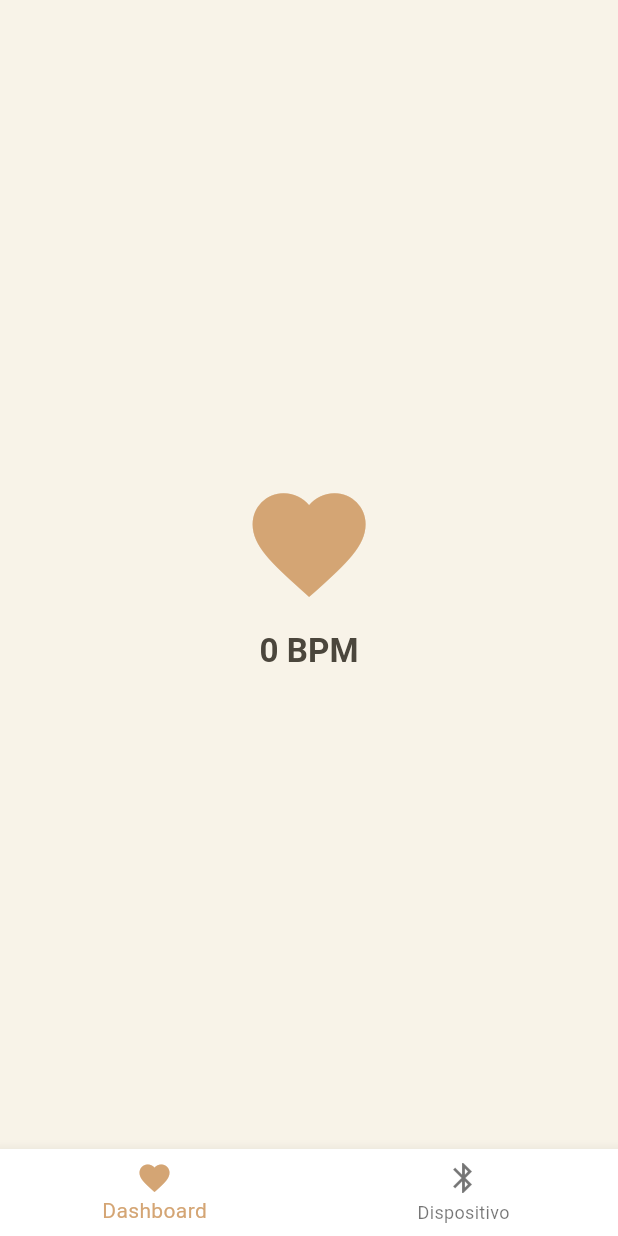
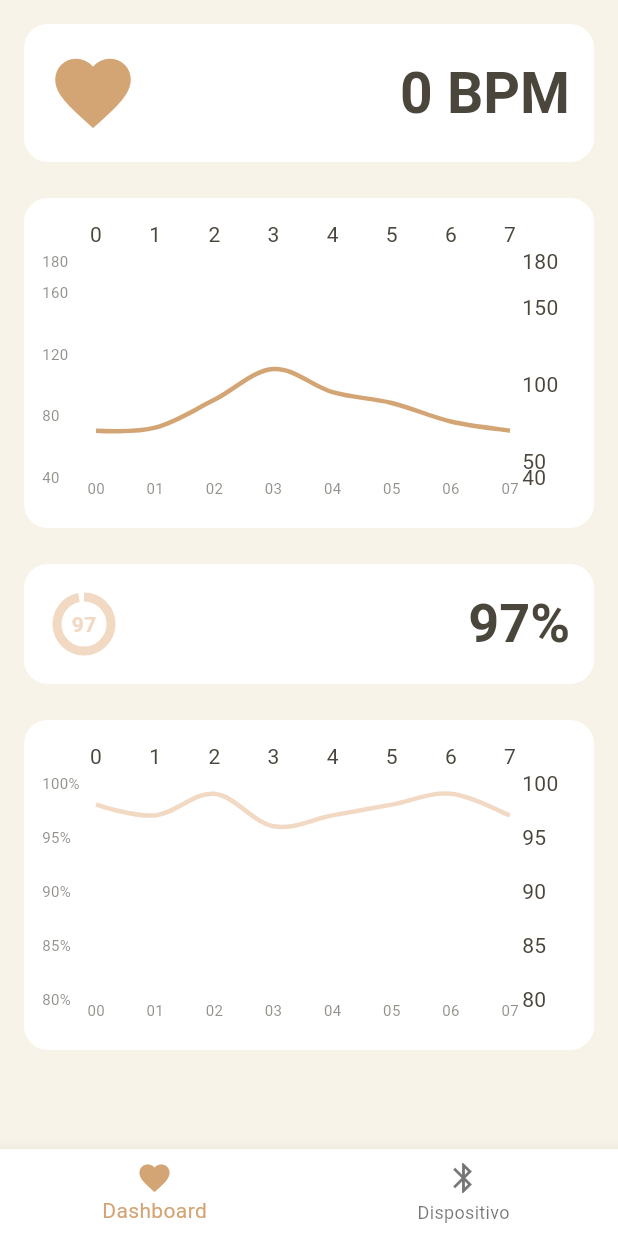
Before and after one commit to PabloElviraCalatayud/DAS_Detector_Apneas, a Flutter app: the DashboardScreen screen opened by its route, on a phone screen of 412 x 824 dp. Run offline on Flutter 3.47's test engine with Material 3 defaults, Android fonts, the phone set to English and light mode, and no system bars; drawn by our look-alikes of fl_chart; our stand-ins replace flutter_svg, permission_handler; missing offline and left inert: flutter_reactive_ble.

Commit message:
Implementado widget SpO2

```diff
--- /dev/null
+++ b/app_movil_sbc/lib/common/charts/heart_rate_chart.dart
@@ -0,0 +1,75 @@
+import 'package:fl_chart/fl_chart.dart';
+import 'package:flutter/material.dart';
+
+class HeartRateChartWidget extends StatelessWidget {
+  final List<int> data;
+  final List<int> hours;
+
+  const HeartRateChartWidget({
+    super.key,
+    required this.data,
+    required this.hours,
+  });
+
+  @override
+  Widget build(BuildContext context) {
+    return Container(
+      height: 220,
+      padding: const EdgeInsets.all(12),
+      decoration: BoxDecoration(
+        color: Theme.of(context).colorScheme.surface,
+        borderRadius: BorderRadius.circular(16),
+      ),
+      child: LineChart(
+        LineChartData(
+          minY: 40,
+          maxY: 180,
+          gridData: FlGridData(show: false),
+          borderData: FlBorderData(show: false),
+          titlesData: FlTitlesData(
+            leftTitles: AxisTitles(
+              sideTitles: SideTitles(
+                showTitles: true,
+                interval: 40,
+                reservedSize: 36,
+                getTitlesWidget: (v, _) => Text(
+                  "${v.toInt()}",
+                  style: TextStyle(
+                    fontSize: 10,
+                    color: Theme.of(context).colorScheme.onSurface.withOpacity(0.6),
+                  ),
+                ),
+              ),
+            ),
+            bottomTitles: AxisTitles(
+              sideTitles: SideTitles(
+                showTitles: true,
+                interval: 1,
+                getTitlesWidget: (v, _) {
+                  if (v < 0 || v >= hours.length) return const SizedBox.shrink();
+                  return Text(
+                    hours[v.toInt()].toString().padLeft(2, '0'),
+                    style: TextStyle(
+                      fontSize: 10,
+                      color: Theme.of(context).colorScheme.onSurface.withOpacity(0.6),
+                    ),
+                  );
+                },
+              ),
+            ),
+          ),
+          lineBarsData: [
+            LineChartBarData(
+              spots: List.generate(data.length, (i) =>
+                  FlSpot(i.toDouble(), data[i].toDouble())),
+              isCurved: true,
+              barWidth: 3,
+              dotData: const FlDotData(show: false),
+              color: Theme.of(context).colorScheme.primary,
+            ),
+          ],
+        ),
+      ),
+    );
+  }
+}
--- /dev/null
+++ b/app_movil_sbc/lib/common/charts/oxygen_chart.dart
@@ -0,0 +1,79 @@
+import 'package:fl_chart/fl_chart.dart';
+import 'package:flutter/material.dart';
+
+class OxygenChartWidget extends StatelessWidget {
+  final List<int> data;
+  final List<int> hours;
+
+  const OxygenChartWidget({
+    super.key,
+    required this.data,
+    required this.hours,
+  });
+
+  @override
+  Widget build(BuildContext context) {
+    return Container(
+      height: 220,
+      padding: const EdgeInsets.all(12),
+      decoration: BoxDecoration(
+        color: Theme.of(context).colorScheme.surface,
+        borderRadius: BorderRadius.circular(16),
+      ),
+      child: LineChart(
+        LineChartData(
+          minY: 80,
+          maxY: 100,
+          gridData: FlGridData(show: false),
+          borderData: FlBorderData(show: false),
+
+          titlesData: FlTitlesData(
+            leftTitles: AxisTitles(
+              sideTitles: SideTitles(
+                showTitles: true,
+                interval: 5,
+                reservedSize: 36,
+                getTitlesWidget: (v, _) {
+                  return Text(
+                    "${v.toInt()}%",
+                    style: TextStyle(
+                      fontSize: 10,
+                      color: Theme.of(context).colorScheme.onSurface.withOpacity(0.6),
+                    ),
+                  );
+                },
+              ),
+            ),
+            bottomTitles: AxisTitles(
+              sideTitles: SideTitles(
+                showTitles: true,
+                interval: 1,
+                getTitlesWidget: (v, _) {
+                  if (v < 0 || v >= hours.length) return const SizedBox.shrink();
+                  return Text(
+                    hours[v.toInt()].toString().padLeft(2,'0'),
+                    style: TextStyle(
+                      fontSize: 10,
+                      color: Theme.of(context).colorScheme.onSurface.withOpacity(0.6),
+                    ),
+                  );
+                },
+              ),
+            ),
+          ),
+
+          lineBarsData: [
+            LineChartBarData(
+              spots: List.generate(data.length, (i) =>
+                  FlSpot(i.toDouble(), data[i].toDouble())),
+              isCurved: true,
+              barWidth: 3,
+              dotData: const FlDotData(show: false),
+              color: Theme.of(context).colorScheme.secondary,
+            ),
+          ],
+        ),
+      ),
+    );
+  }
+}
--- a/app_movil_sbc/lib/common/widgets/heartbeat_widget.dart
+++ b/app_movil_sbc/lib/common/widgets/heartbeat_widget.dart
@@ -11,9 +11,9 @@ class HeartBeatWidget extends StatefulWidget {
 
 class _HeartBeatWidgetState extends State<HeartBeatWidget>
     with SingleTickerProviderStateMixin {
+
   late AnimationController _controller;
   late Animation<double> _scaleAnimation;
-
   int bpm = 0;
 
   @override
@@ -22,52 +22,59 @@ class _HeartBeatWidgetState extends State<HeartBeatWidget>
 
     _controller = AnimationController(
       vsync: this,
-      duration: const Duration(milliseconds: 1000),
+      duration: const Duration(milliseconds: 900),
     )..repeat(reverse: true);
 
-    _scaleAnimation = Tween<double>(begin: 1.0, end: 1.25).animate(
-      CurvedAnimation(parent: _controller, curve: Curves.easeInOut),
-    );
+    _scaleAnimation = Tween(begin: 1.0, end: 1.25)
+        .animate(CurvedAnimation(parent: _controller, curve: Curves.easeInOut));
   }
 
-  void _updateAnimation(int newBpm) {
-    if (newBpm <= 0) {
-      newBpm = 60;
-    }
-
-    double beatDuration = 60000 / newBpm;
-
-    _controller.duration = Duration(milliseconds: beatDuration.toInt());
+  void _updateBeatSpeed(int newBpm) {
+    if (newBpm <= 0) newBpm = 60;
+    double periodMs = 60000 / newBpm;
+    _controller.duration = Duration(milliseconds: periodMs.toInt());
     _controller.forward(from: 0);
   }
 
   @override
   Widget build(BuildContext context) {
     final ble = context.watch<BleManager>();
-
     final raw = ble.lastMessage;
     final match = RegExp(r'\d+').firstMatch(raw);
-    int newBpm = match != null ? int.parse(match.group(0)!) : 0;
+    int newBpm = match != null ? int.parse(match.group(0)!) : bpm;
 
     if (newBpm != bpm) {
       bpm = newBpm;
-      _updateAnimation(bpm);
+      _updateBeatSpeed(bpm);
     }
 
-    return ScaleTransition(
-      scale: _scaleAnimation,
-      child: Column(
-        mainAxisAlignment: MainAxisAlignment.center,
+    return Container(
+      padding: const EdgeInsets.all(16),
+      decoration: BoxDecoration(
+        color: Theme.of(context).colorScheme.surface,
+        borderRadius: BorderRadius.circular(16),
+      ),
+      child: Row(
         children: [
-          Icon(
-            Icons.favorite,
-            color: Theme.of(context).colorScheme.primary,
-            size: 90,
+          ScaleTransition(
+            scale: _scaleAnimation,
+            child: Icon(
+              Icons.favorite,
+              size: 60,
+              color: Theme.of(context).colorScheme.primary,
+            ),
           ),
-          const SizedBox(height: 12),
-          Text(
-            "$bpm BPM",
-            style: Theme.of(context).textTheme.titleLarge,
+          const SizedBox(width: 16),
+          Expanded(
+            child: Text(
+              "$bpm BPM",
+              textAlign: TextAlign.right,
+              style: Theme.of(context).textTheme.titleLarge?.copyWith(
+                fontSize: 38,
+                fontWeight: FontWeight.w700,
+                color: Theme.of(context).colorScheme.onSurface,
+              ),
+            ),
           ),
         ],
       ),
--- /dev/null
+++ b/app_movil_sbc/lib/common/widgets/spo2_radial_widget.dart
@@ -0,0 +1,57 @@
+import 'package:flutter/material.dart';
+
+class SpO2Widget extends StatelessWidget {
+  final int value;
+  const SpO2Widget({super.key, required this.value});
+
+  @override
+  Widget build(BuildContext context) {
+    return Container(
+      height: 80,
+      padding: const EdgeInsets.symmetric(horizontal: 16),
+      decoration: BoxDecoration(
+        color: Theme.of(context).colorScheme.surface,
+        borderRadius: BorderRadius.circular(16),
+      ),
+      child: Row(
+        children: [
+          SizedBox(
+            width: 48,
+            height: 48,
+            child: Stack(
+              alignment: Alignment.center,
+              children: [
+                CircularProgressIndicator(
+                  value: value / 100,
+                  strokeWidth: 6,
+                  backgroundColor: Theme.of(context).colorScheme.surface.withOpacity(0.2),
+                  color: Theme.of(context).colorScheme.secondary,
+                ),
+                Text(
+                  '$value',
+                  style: TextStyle(
+                    fontSize: 14,
+                    fontWeight: FontWeight.bold,
+                    color: Theme.of(context).colorScheme.secondary,
+                  ),
+                ),
+              ],
+            ),
+          ),
+          const SizedBox(width: 12),
+          Expanded(
+            child: Text(
+              "$value%",
+              textAlign: TextAlign.right,
+              style: Theme.of(context).textTheme.titleLarge?.copyWith(
+                fontSize: 36,
+                fontWeight: FontWeight.w700,
+                color: Theme.of(context).colorScheme.onSurface,
+              ),
+            ),
+          ),
+        ],
+      ),
+    );
+  }
+}
--- a/app_movil_sbc/lib/screens/dashboard/dashboard_content.dart
+++ b/app_movil_sbc/lib/screens/dashboard/dashboard_content.dart
@@ -1,15 +1,36 @@
 import 'package:flutter/material.dart';
 import '../../common/widgets/heartbeat_widget.dart';
+import '../../common/charts/heart_rate_chart.dart';
+import '../../common/charts/oxygen_chart.dart';
+import '../../common/widgets/spo2_radial_widget.dart';
 
 class DashboardContent extends StatelessWidget {
   const DashboardContent({super.key});
 
   @override
   Widget build(BuildContext context) {
-    return Center(
-      child: Padding(
+
+    final hours = List.generate(24, (i) => i);
+    final sampleBPM = [70,72,90,110,95,88,76,70];
+    final sampleSpO2 = [98,97,99,96,97,98,99,97];
+
+    return SafeArea(
+      child: SingleChildScrollView(
         padding: const EdgeInsets.all(16),
-        child: HeartBeatWidget(),
+        child: Column(
+          children: [
+            const HeartBeatWidget(),
+            const SizedBox(height: 24),
+
+            HeartRateChartWidget(data: sampleBPM, hours: hours),
+            const SizedBox(height: 24),
+
+            const SpO2Widget(value: 97),
+            const SizedBox(height: 24),
+
+            OxygenChartWidget(data: sampleSpO2, hours: hours),
+          ],
+        ),
       ),
     );
   }
```
Also changed, not shown: app_movil_sbc/assets/illustrations/connected_world.svg (added), app_movil_sbc/assets/illustrations/heart.svg (added), app_movil_sbc/assets/illustrations/moon.svg (added).
